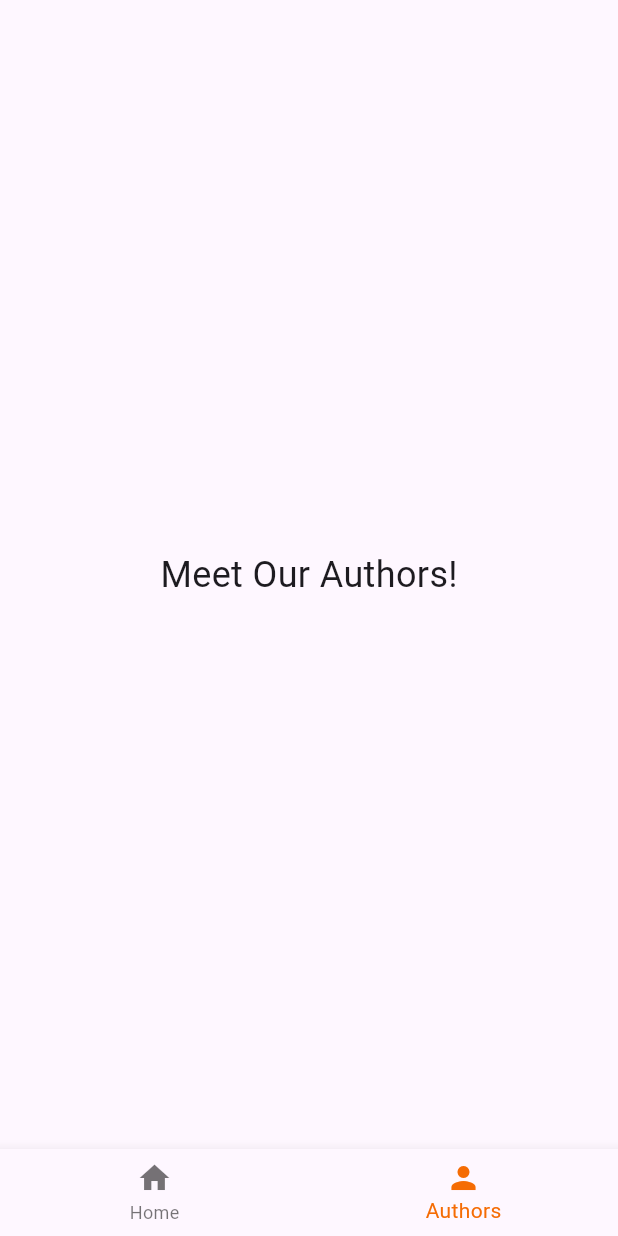
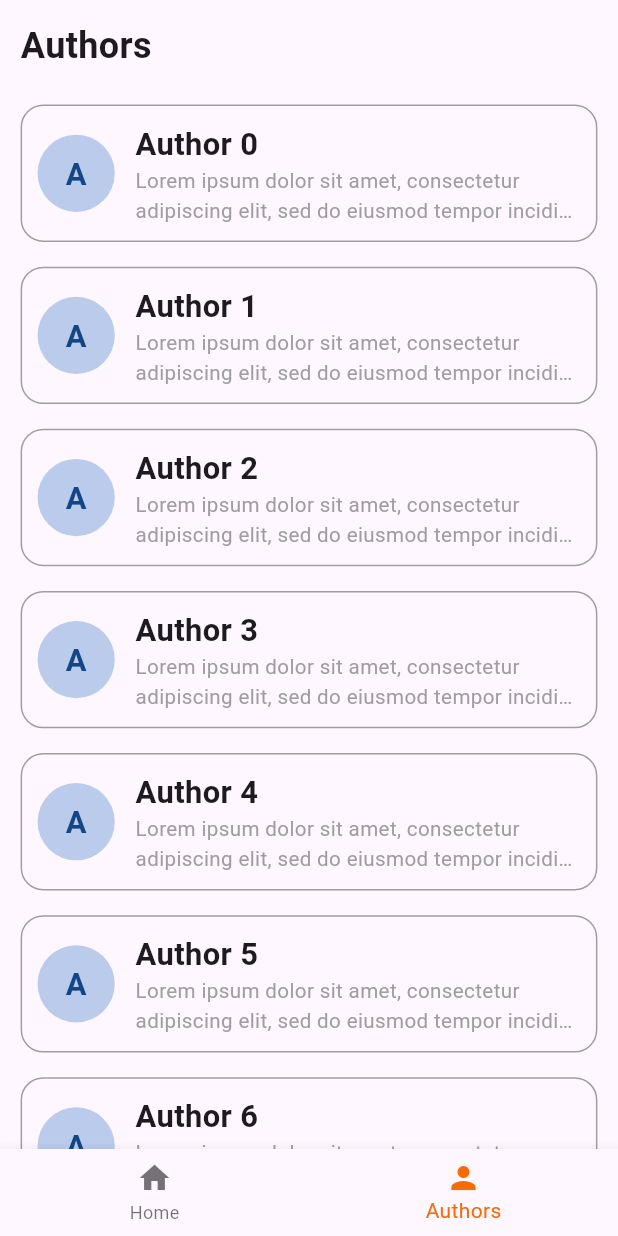
Before and after one commit to vishnu-Thottathil96/lib-manage, a Flutter app: the LandingPage screen opened directly, item 2 of the bottom bar chosen, on a phone screen of 412 x 824 dp. Run offline on Flutter 3.47's test engine with Material 3 defaults, Android fonts, the phone set to English and light mode, and no system bars; our stand-ins replace hexcolor.

Commit message:
authors screen basic layout created

```diff
--- a/lib/features/authors/screens/authors_screen.dart
+++ b/lib/features/authors/screens/authors_screen.dart
@@ -1,15 +1,140 @@
+import 'dart:math';
+import 'package:assesment_elt/core/util/responsive_helper.dart';
+import 'package:flutter/cupertino.dart';
 import 'package:flutter/material.dart';
 
 class AuthorsScreen extends StatelessWidget {
   const AuthorsScreen({super.key});
 
+  // Function to generate a random color
+  Color generateRandomColor() {
+    Random random = Random();
+    return Color.fromRGBO(
+      random.nextInt(256), // Random Red value (0-255)
+      random.nextInt(256), // Random Green value (0-255)
+      random.nextInt(256), // Random Blue value (0-255)
+      0.3, // Alpha channel (opacity), 1 is fully opaque
+    );
+  }
+
+  // Function to generate a darker shade of the color
+  Color getDarkerShade(Color color) {
+    int red = (color.red * 0.7).toInt();
+    int green = (color.green * 0.7).toInt();
+    int blue = (color.blue * 0.7).toInt();
+
+    return Color.fromRGBO(red, green, blue, 1); // Return a darker shade
+  }
+
   @override
   Widget build(BuildContext context) {
-    return const Center(
-      child: Text(
-        'Meet Our Authors!',
-        style: TextStyle(fontSize: 24),
+    double w = ResponsiveHelper.getWidth(context);
+    double h = ResponsiveHelper.getHeight(context);
+
+    return SafeArea(
+      child: Column(
+        crossAxisAlignment: CrossAxisAlignment.start,
+        children: [
+          SizedBox(height: h / 60),
+          Padding(
+            padding: EdgeInsets.symmetric(horizontal: w / 30),
+            child: const Text(
+              "Authors",
+              style: TextStyle(
+                fontSize: 24,
+                fontWeight: FontWeight.bold,
+              ),
+            ),
+          ),
+          SizedBox(height: h / 60),
+          Expanded(
+            child: ListView.builder(
+              itemCount: 10,
+              itemBuilder: (context, index) {
+                String authorName = "Author $index"; // Example author name
+                String description = descr; // Use the provided description
+
+                // Generate a random color for the circle
+                Color randomColor = generateRandomColor();
+                Color darkShadeColor =
+                    getDarkerShade(randomColor); // Darker shade for the text
+
+                return Container(
+                  margin: EdgeInsets.symmetric(
+                      vertical: h / 100, horizontal: w / 30),
+                  decoration: BoxDecoration(
+                    border: Border.all(
+                      color: Colors.grey, // Border color
+                      width: 1, // Border width
+                    ),
+                    borderRadius: const BorderRadius.all(Radius.circular(15)),
+                  ),
+                  child: Padding(
+                    padding: EdgeInsets.all(w / 40),
+                    child: Row(
+                      children: [
+                        // Circle with the first letter of the author's name
+                        Container(
+                          width: w / 8,
+                          height: w / 8,
+                          decoration: BoxDecoration(
+                            color: randomColor, // Direct use of random color
+                            shape: BoxShape.circle,
+                          ),
+                          child: Center(
+                            child: Text(
+                              authorName[
+                                  0], // First letter of the author's name
+                              style: TextStyle(
+                                color:
+                                    darkShadeColor, // Darker shade for the text
+                                fontSize: w / 20,
+                                fontWeight: FontWeight.bold,
+                              ),
+                            ),
+                          ),
+                        ),
+                        SizedBox(width: w / 30),
+                        // Author name and description
+                        Expanded(
+                          child: Column(
+                            crossAxisAlignment: CrossAxisAlignment.start,
+                            children: [
+                              // Author name
+                              Text(
+                                authorName,
+                                style: TextStyle(
+                                  fontSize: w / 20,
+                                  fontWeight: FontWeight.bold,
+                                ),
+                                maxLines: 1,
+                                overflow: TextOverflow.ellipsis,
+                              ),
+                              // Description (max 2 lines, ellipsis after)
+                              Text(
+                                description,
+                                style: TextStyle(
+                                  fontSize: w / 30,
+                                  color: Colors.grey,
+                                ),
+                                maxLines: 2,
+                                overflow: TextOverflow.ellipsis,
+                              ),
+                            ],
+                          ),
+                        ),
+                      ],
+                    ),
+                  ),
+                );
+              },
+            ),
+          ),
+        ],
       ),
     );
   }
 }
+
+String descr =
+    'Lorem ipsum dolor sit amet, consectetur adipiscing elit, sed do eiusmod tempor incididunt ut labore et dolore magna aliqua. Ut enim ad minim veniam, quis nostrud exercitation ullamco laboris nisi ut aliquip ex ea commodo consequat. Duis aute irure dolor in reprehenderit in voluptate velit esse cillum dolore eu fugiat nulla pariatur. Excepteur sint occaecat cupidatat non proident, sunt in culpa qui officia deserunt mollit anim id est laborum';
--- a/lib/features/books/screens/home_screen.dart
+++ b/lib/features/books/screens/home_screen.dart
@@ -14,6 +14,8 @@ class HomeScreen extends StatelessWidget {
       child: Column(
         crossAxisAlignment: CrossAxisAlignment.start,
         children: [
+          SizedBox(height: h / 60),
+
           // App Name
           Padding(
             padding: EdgeInsets.symmetric(horizontal: w / 30),
```
